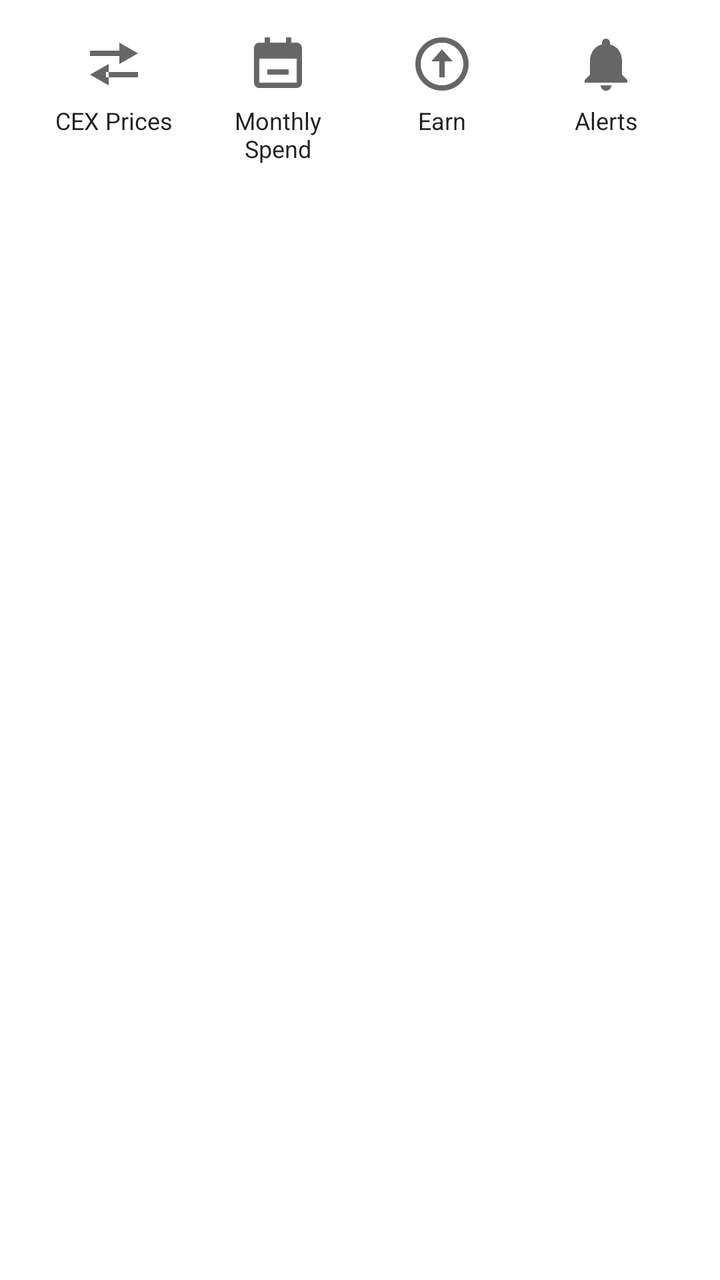
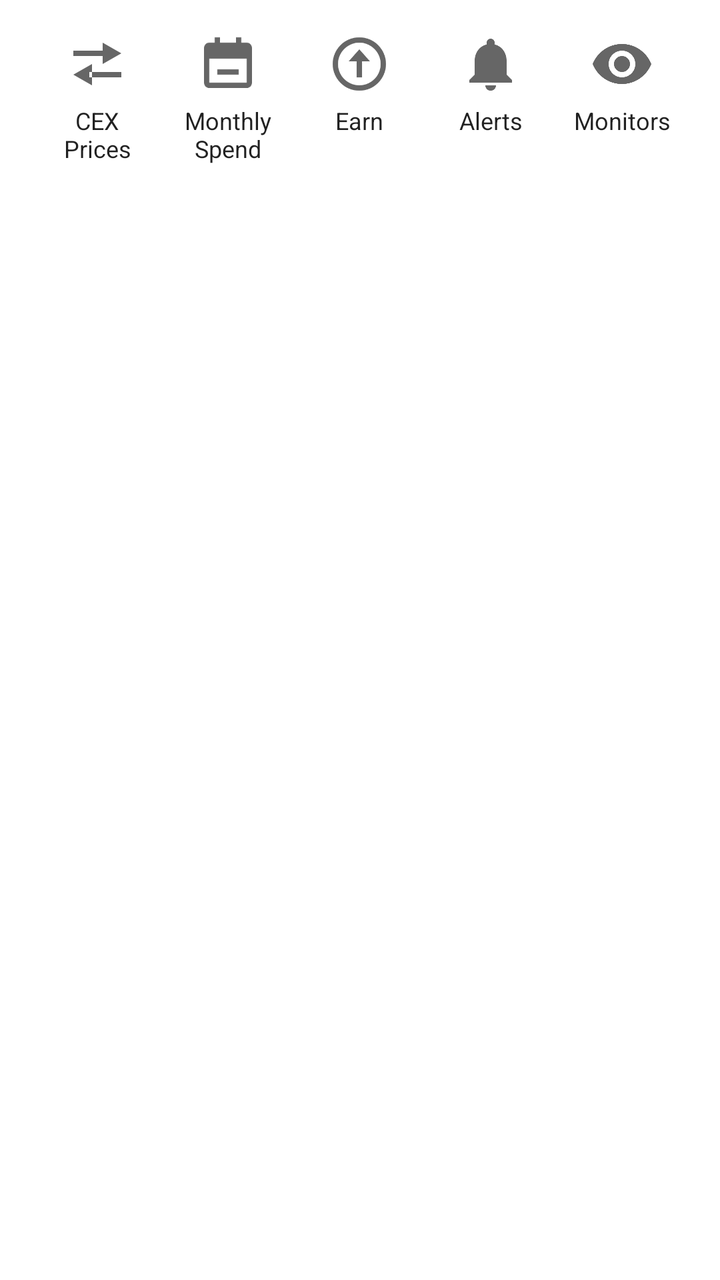

Screens rendered from an Android XML layout before and after an edit, with the pre-edit source and the edit as a unified diff.
<!-- AndroidManifest.xml: application theme Theme.Accounting -->
<!-- res/layout/item_home_shortcuts.xml -->
<?xml version="1.0" encoding="utf-8"?>
<LinearLayout xmlns:android="http://schemas.android.com/apk/res/android"
    xmlns:app="http://schemas.android.com/apk/res-auto"
    android:id="@+id/container_home_shortcuts"
    android:layout_width="match_parent"
    android:layout_height="wrap_content"
    android:orientation="horizontal"
    android:paddingStart="16dp"
    android:paddingEnd="16dp"
    android:paddingTop="8dp"
    android:paddingBottom="8dp">

    <LinearLayout
        android:id="@+id/button_cex_prices"
        android:layout_width="0dp"
        android:layout_height="wrap_content"
        android:layout_weight="1"
        android:background="?attr/selectableItemBackground"
        android:clickable="true"
        android:focusable="true"
        android:gravity="center_horizontal"
        android:orientation="vertical"
        android:padding="8dp">

        <ImageView
            android:layout_width="32dp"
            android:layout_height="32dp"
            android:importantForAccessibility="no"
            app:srcCompat="@drawable/ic_home_cex_prices"
            app:tint="?attr/colorControlNormal" />

        <TextView
            android:layout_width="match_parent"
            android:layout_height="wrap_content"
            android:layout_marginTop="4dp"
            android:gravity="center_horizontal"
            android:text="@string/home_shortcut_cex_prices"
            android:textColor="?android:attr/textColorPrimary"
            android:textSize="12sp" />
    </LinearLayout>

    <LinearLayout
        android:id="@+id/button_monthly_expenses"
        android:layout_width="0dp"
        android:layout_height="wrap_content"
        android:layout_weight="1"
        android:background="?attr/selectableItemBackground"
        android:clickable="true"
        android:focusable="true"
        android:gravity="center_horizontal"
        android:orientation="vertical"
        android:padding="8dp">

        <ImageView
            android:layout_width="32dp"
            android:layout_height="32dp"
            android:importantForAccessibility="no"
            app:srcCompat="@drawable/ic_home_monthly_expenses"
            app:tint="?attr/colorControlNormal" />

        <TextView
            android:id="@+id/text_shortcut_monthly_expenses"
            android:layout_width="match_parent"
            android:layout_height="wrap_content"
            android:layout_marginTop="4dp"
            android:gravity="center_horizontal"
            android:text="@string/home_shortcut_monthly_expenses"
            android:textColor="?android:attr/textColorPrimary"
            android:textSize="12sp" />
    </LinearLayout>

    <LinearLayout
        android:id="@+id/button_earn"
        android:layout_width="0dp"
        android:layout_height="wrap_content"
        android:layout_weight="1"
        android:background="?attr/selectableItemBackground"
        android:clickable="true"
        android:focusable="true"
        android:gravity="center_horizontal"
        android:orientation="vertical"
        android:padding="8dp">

        <ImageView
            android:layout_width="32dp"
            android:layout_height="32dp"
            android:importantForAccessibility="no"
            app:srcCompat="@drawable/ic_home_earn"
            app:tint="?attr/colorControlNormal" />

        <TextView
            android:id="@+id/text_shortcut_earn"
            android:layout_width="match_parent"
            android:layout_height="wrap_content"
            android:layout_marginTop="4dp"
            android:gravity="center_horizontal"
            android:text="@string/home_shortcut_earn"
            android:textColor="?android:attr/textColorPrimary"
            android:textSize="12sp" />
    </LinearLayout>

    <LinearLayout
        android:id="@+id/button_alerts"
        android:layout_width="0dp"
        android:layout_height="wrap_content"
        android:layout_weight="1"
        android:background="?attr/selectableItemBackground"
        android:clickable="true"
        android:focusable="true"
        android:gravity="center_horizontal"
        android:orientation="vertical"
        android:padding="8dp">

        <ImageView
            android:layout_width="32dp"
            android:layout_height="32dp"
            android:importantForAccessibility="no"
            app:srcCompat="@drawable/ic_home_alerts"
            app:tint="?attr/colorControlNormal" />

        <TextView
            android:id="@+id/text_shortcut_alerts"
            android:layout_width="match_parent"
            android:layout_height="wrap_content"
            android:layout_marginTop="4dp"
            android:gravity="center_horizontal"
            android:text="@string/home_shortcut_alerts"
            android:textColor="?android:attr/textColorPrimary"
            android:textSize="12sp" />
    </LinearLayout>
</LinearLayout>
<!-- resources referenced by this layout -->
<resources>
  <!-- drawable ic_home_alerts (drawable) -->
  <?xml version="1.0" encoding="utf-8"?>
  <vector xmlns:android="http://schemas.android.com/apk/res/android"
      android:width="24dp"
      android:height="24dp"
      android:viewportWidth="24"
      android:viewportHeight="24">
      
      <path android:fillColor="@android:color/black"
          android:pathData="M12,22c1.1,0 2,-0.9 2,-2h-4c0,1.1 0.9,2 2,2zM18,16v-5c0,-3.07 -1.64,-5.64 -4.5,-6.32V4c0,-0.83 -0.67,-1.5 -1.5,-1.5s-1.5,0.67 -1.5,1.5v0.68C7.63,5.36 6,7.92 6,11v5l-2,2v1h16v-1l-2,-2z" />
  </vector>
  <!-- drawable ic_home_cex_prices (drawable) -->
  <?xml version="1.0" encoding="utf-8"?>
  <vector xmlns:android="http://schemas.android.com/apk/res/android"
      android:width="24dp"
      android:height="24dp"
      android:viewportWidth="24"
      android:viewportHeight="24">
      
      
      <path android:fillColor="@android:color/black"
          android:pathData="M3,7h12v2H3zM14,4l7,4l-7,4z" />
      
      <path android:fillColor="@android:color/black"
          android:pathData="M9,15h12v2H9zM10,12l-7,4l7,4z" />
  </vector>
  <!-- drawable ic_home_earn (drawable) -->
  <?xml version="1.0" encoding="utf-8"?>
  <vector xmlns:android="http://schemas.android.com/apk/res/android"
      android:width="24dp"
      android:height="24dp"
      android:viewportWidth="24"
      android:viewportHeight="24">
      
      
      <path android:fillColor="@android:color/black"
          android:fillType="evenOdd"
          android:pathData="M12,2a10,10 0 1 0 0,20a10,10 0 1 0 0,-20zM12,4a8,8 0 1 1 0,16a8,8 0 1 1 0,-16z" />
      
      <path android:fillColor="@android:color/black"
          android:pathData="M12,6.5l4,4.5h-8z" />
      
      <path android:fillColor="@android:color/black"
          android:pathData="M11,11h2v6h-2z" />
  </vector>
  <string name="home_shortcut_alerts">Alerts</string>
  <string name="home_shortcut_cex_prices">CEX Prices</string>
  <string name="home_shortcut_earn">Earn</string>
  <string name="home_shortcut_monthly_expenses">Monthly Spend</string>
  <style name="Theme.Accounting" parent="Theme.MaterialComponents.DayNight.NoActionBar">
          <item name="colorPrimary">@color/gold_500</item>
          <item name="colorPrimaryVariant">@color/gold_700</item>
          <item name="colorOnPrimary">@color/white</item>
          <item name="colorSecondary">@color/brown_500</item>
          <item name="colorSecondaryVariant">@color/brown_700</item>
          <item name="colorOnSecondary">@color/white</item>
          <item name="android:statusBarColor" tools:targetApi="21">?attr/colorPrimaryVariant</item>
          <item name="alertDialogTheme">@style/ThemeOverlay.Accounting.Dialog.Alert</item>
      </style>
  <color name="gold_500">#B8860B</color>
  <color name="gold_700">#7A5C00</color>
  <color name="white">#FFFFFFFF</color>
  <color name="brown_500">#5D4037</color>
  <color name="brown_700">#4E342E</color>
  <style name="ThemeOverlay.Accounting.Dialog.Alert" parent="ThemeOverlay.MaterialComponents.Dialog.Alert">
          <item name="colorPrimary">@color/dialog_button</item>
      </style>
  <color name="dialog_button">@color/gold_500</color>
  <!-- unchanged entries left out for length: 1 -->
</resources>

<!-- the commit's change to res/layout/item_home_shortcuts.xml (unified diff, before → after) -->
@@ -128,4 +128,34 @@
             android:textColor="?android:attr/textColorPrimary"
             android:textSize="12sp" />
     </LinearLayout>
+
+    <LinearLayout
+        android:id="@+id/button_monitors"
+        android:layout_width="0dp"
+        android:layout_height="wrap_content"
+        android:layout_weight="1"
+        android:background="?attr/selectableItemBackground"
+        android:clickable="true"
+        android:focusable="true"
+        android:gravity="center_horizontal"
+        android:orientation="vertical"
+        android:padding="8dp">
+
+        <ImageView
+            android:layout_width="32dp"
+            android:layout_height="32dp"
+            android:importantForAccessibility="no"
+            app:srcCompat="@drawable/ic_home_monitors"
+            app:tint="?attr/colorControlNormal" />
+
+        <TextView
+            android:id="@+id/text_shortcut_monitors"
+            android:layout_width="match_parent"
+            android:layout_height="wrap_content"
+            android:layout_marginTop="4dp"
+            android:gravity="center_horizontal"
+            android:text="@string/home_shortcut_monitors"
+            android:textColor="?android:attr/textColorPrimary"
+            android:textSize="12sp" />
+    </LinearLayout>
 </LinearLayout>
<!-- resource entries referenced after the edit -->
@@ -45,9 +45,21 @@
       <path android:fillColor="@android:color/black"
           android:pathData="M11,11h2v6h-2z" />
   </vector>
+  <!-- drawable ic_home_monitors (drawable) -->
+  <?xml version="1.0" encoding="utf-8"?>
+  <vector xmlns:android="http://schemas.android.com/apk/res/android"
+      android:width="24dp"
+      android:height="24dp"
+      android:viewportWidth="24"
+      android:viewportHeight="24">
+      
+      <path android:fillColor="@android:color/black"
+          android:pathData="M12,4.5C7,4.5 2.73,7.61 1,12c1.73,4.39 6,7.5 11,7.5s9.27,-3.11 11,-7.5c-1.73,-4.39 -6,-7.5 -11,-7.5zM12,17c-2.76,0 -5,-2.24 -5,-5s2.24,-5 5,-5 5,2.24 5,5 -2.24,5 -5,5zM12,9c-1.66,0 -3,1.34 -3,3s1.34,3 3,3 3,-1.34 3,-3 -1.34,-3 -3,-3z" />
+  </vector>
   <string name="home_shortcut_alerts">Alerts</string>
   <string name="home_shortcut_cex_prices">CEX Prices</string>
   <string name="home_shortcut_earn">Earn</string>
+  <string name="home_shortcut_monitors">Monitors</string>
   <string name="home_shortcut_monthly_expenses">Monthly Spend</string>
   <style name="Theme.Accounting" parent="Theme.MaterialComponents.DayNight.NoActionBar">
           <item name="colorPrimary">@color/gold_500</item>
